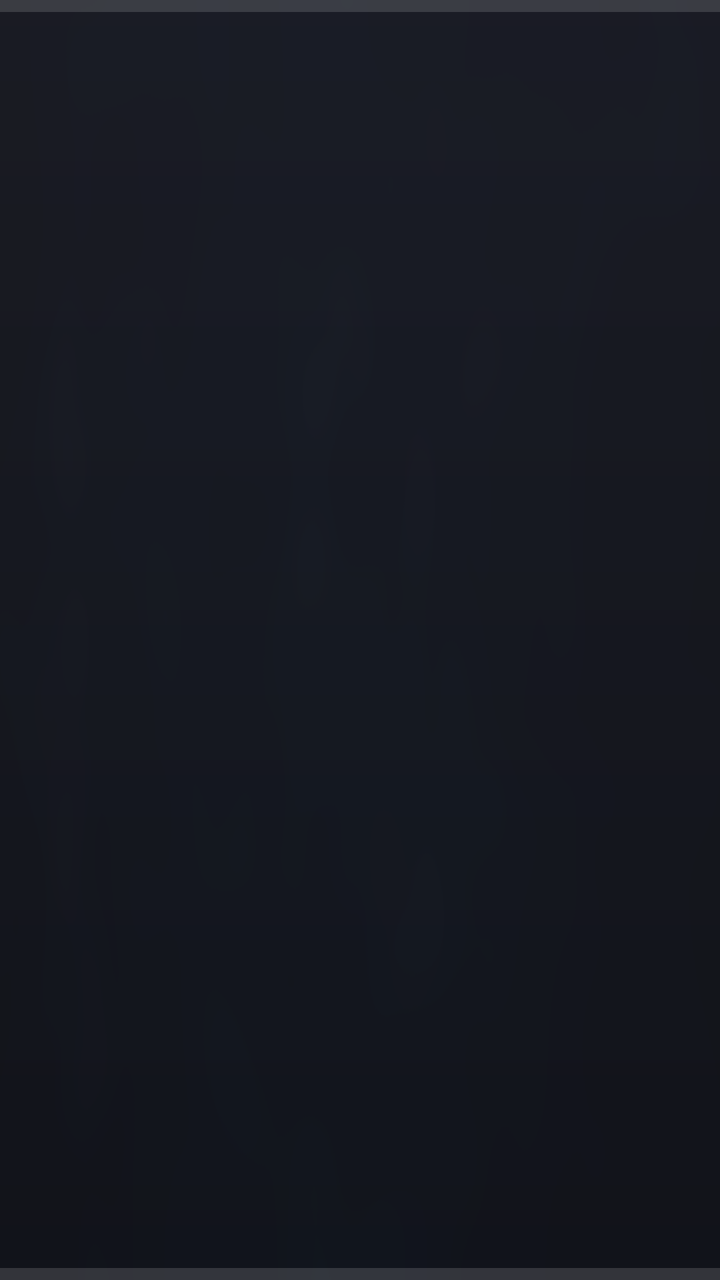
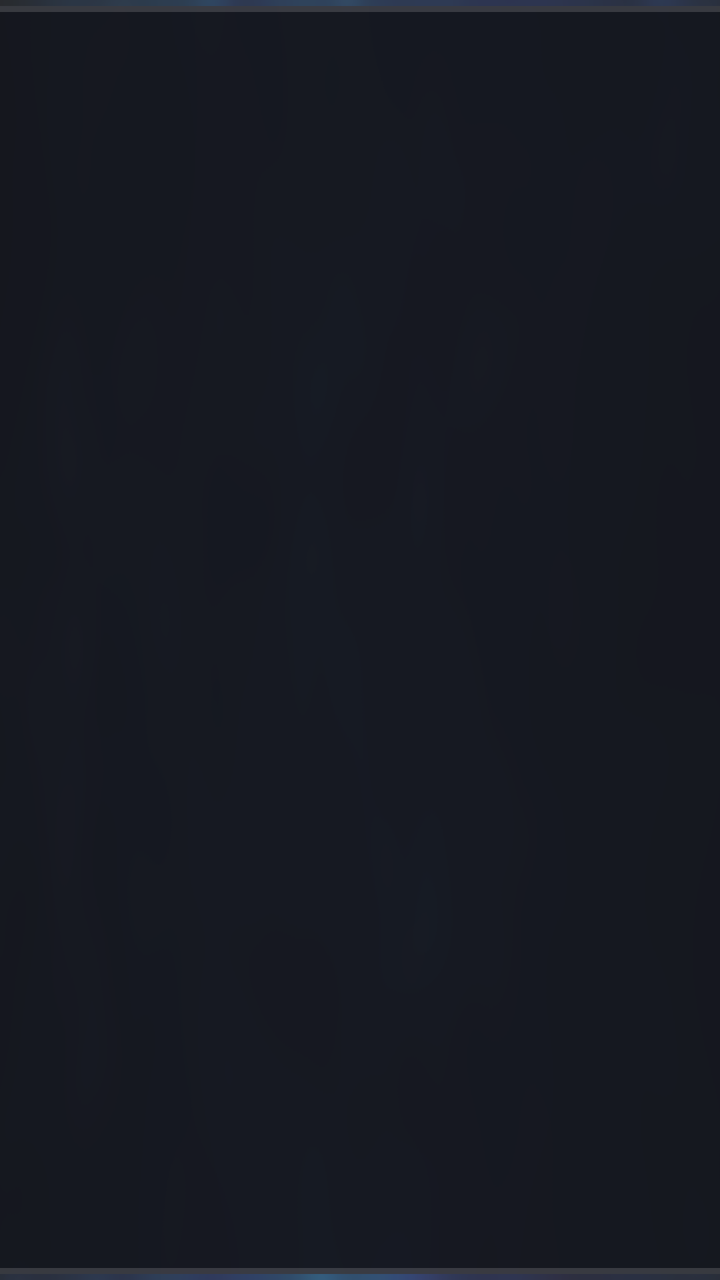

Screens rendered from an Android XML layout before and after an edit, with the pre-edit source and the edit as a unified diff.
<!-- AndroidManifest.xml: application theme AppTheme.NoActionBar -->
<!-- res/layout/dialog_live_password.xml -->
<?xml version="1.0" encoding="utf-8"?>
<FrameLayout xmlns:android="http://schemas.android.com/apk/res/android"
    android:layout_width="match_parent"
    android:layout_height="match_parent">

    <LinearLayout
        android:layout_width="@dimen/vs_480"
        android:layout_height="wrap_content"
        android:layout_gravity="center"
        android:background="@drawable/shape_dialog_bg_main"
        android:orientation="vertical"
        android:padding="@dimen/vs_30">

        <TextView
            android:layout_width="match_parent"
            android:layout_height="wrap_content"
            android:layout_marginBottom="@dimen/vs_15"
            android:text="直播密码"
            android:textColor="@color/color_FFFFFF"
            android:textSize="@dimen/ts_24"
            android:textStyle="bold" />

        <EditText
            android:id="@+id/input"
            android:layout_width="match_parent"
            android:layout_height="@dimen/vs_50"
            android:background="@drawable/input_dialog_api_input"
            android:gravity="center_vertical"
            android:hint="请输入密码"
            android:inputType="textPassword"
            android:maxLines="1"
            android:paddingLeft="@dimen/vs_12"
            android:paddingRight="@dimen/vs_12"
            android:textColor="@color/color_FFFFFF"
            android:textColorHint="@color/color_6CFFFFFF"
            android:textSize="@dimen/ts_24" />

        <TextView
            android:id="@+id/inputSubmit"
            android:layout_width="@dimen/vs_120"
            android:layout_height="@dimen/vs_40"
            android:layout_gravity="end"
            android:layout_marginTop="@dimen/vs_20"
            android:background="@drawable/button_dialog_main"
            android:focusable="true"
            android:gravity="center"
            android:text="确定"
            android:textColor="@color/color_FFFFFF"
            android:textSize="@dimen/ts_22" />

    </LinearLayout>
</FrameLayout>
<!-- resources referenced by this layout -->
<resources>
  <color name="color_FFFFFF">#ffffffff</color>
  <dimen name="ts_22">22mm</dimen>
  <dimen name="ts_24">24mm</dimen>
  <dimen name="vs_12">12mm</dimen>
  <dimen name="vs_120">120mm</dimen>
  <dimen name="vs_15">15mm</dimen>
  <dimen name="vs_20">20mm</dimen>
  <dimen name="vs_30">30mm</dimen>
  <dimen name="vs_40">40mm</dimen>
  <dimen name="vs_480">480mm</dimen>
  <dimen name="vs_50">50mm</dimen>
  <!-- drawable button_dialog_main (drawable) -->
  <?xml version="1.0" encoding="utf-8"?>
  <selector xmlns:android="http://schemas.android.com/apk/res/android">
      <item android:state_enabled="false">
          <shape>
              <corners android:radius="@dimen/vs_12" />
              <solid android:color="#0DFFFFFF" />
              <stroke android:width="@dimen/vs_1" android:color="#14FFFFFF" />
          </shape>
      </item>
      <item android:state_pressed="true">
          <shape>
              <corners android:radius="@dimen/vs_12" />
              <solid android:color="#59FFFFFF" />
              <stroke android:width="@dimen/vs_2" android:color="#FFFFFFFF" />
          </shape>
      </item>
      <item android:state_focused="true">
          <shape>
              <corners android:radius="@dimen/vs_12" />
              <solid android:color="#3DFFFFFF" />
              <stroke android:width="@dimen/vs_2" android:color="#E6FFFFFF" />
          </shape>
      </item>
      <item android:state_selected="true">
          <shape>
              <corners android:radius="@dimen/vs_12" />
              <solid android:color="#2BFFFFFF" />
              <stroke android:width="@dimen/vs_1" android:color="#73FFFFFF" />
          </shape>
      </item>
      <item>
          <shape>
              <corners android:radius="@dimen/vs_12" />
              <solid android:color="#18FFFFFF" />
              <stroke android:width="@dimen/vs_1" android:color="#2EFFFFFF" />
          </shape>
      </item>
  </selector>
  <!-- drawable input_dialog_api_input (drawable) -->
  <?xml version="1.0" encoding="utf-8"?>
  <selector xmlns:android="http://schemas.android.com/apk/res/android">
      <item android:state_focused="true">
          <layer-list>
              <item android:bottom="@dimen/vs_5" android:left="@dimen/vs_20_" android:right="@dimen/vs_20_" android:top="@dimen/vs_20_">
                  <shape android:shape="rectangle">
                      <corners android:radius="8mm" />
                      <stroke android:width="@dimen/vs_2" android:color="#A6FFFFFF" />
                      <solid android:color="@color/color_dialog_field" />
                  </shape>
              </item>
          </layer-list>
      </item>
      <item android:state_focused="false">
          <layer-list>
              <item android:bottom="@dimen/vs_5" android:left="@dimen/vs_20_" android:right="@dimen/vs_20_" android:top="@dimen/vs_20_">
                  <shape android:shape="rectangle">
                      <corners android:radius="8mm" />
                      <stroke android:width="@dimen/vs_1" android:color="@color/color_rail_stroke" />
                      <solid android:color="@color/color_dialog_field" />
                  </shape>
              </item>
          </layer-list>
      </item>
  </selector>
  <!-- drawable shape_dialog_bg_main (drawable) -->
  <?xml version="1.0" encoding="utf-8"?>
  <layer-list xmlns:android="http://schemas.android.com/apk/res/android">
      <item>
          <shape>
              <corners android:radius="@dimen/radius_20" />
              <gradient
                  android:angle="270"
                  android:startColor="#F21A1C24"
                  android:endColor="#F2111319" />
          </shape>
      </item>
      <item>
          <shape>
              <corners android:radius="@dimen/radius_20" />
              <stroke
                  android:width="@dimen/vs_1"
                  android:color="#24FFFFFF" />
          </shape>
      </item>
  </layer-list>
  <dimen name="vs_1">1mm</dimen>
  <dimen name="vs_2">2mm</dimen>
  <dimen name="vs_5">5mm</dimen>
  <dimen name="vs_20_">-20mm</dimen>
  <dimen name="radius_20">20mm</dimen>
  <!-- unchanged entries left out for length: 5 -->
</resources>

<!-- the commit's change to res/layout/dialog_live_password.xml (unified diff, before → after) -->
@@ -43,6 +43,7 @@
             android:layout_marginTop="@dimen/vs_20"
             android:background="@drawable/button_dialog_main"
             android:focusable="true"
+            android:minHeight="@dimen/vs_44"
             android:gravity="center"
             android:text="确定"
             android:textColor="@color/color_FFFFFF"
<!-- resource entries referenced after the edit -->
@@ -9,6 +9,7 @@
   <dimen name="vs_20">20mm</dimen>
   <dimen name="vs_30">30mm</dimen>
   <dimen name="vs_40">40mm</dimen>
+  <dimen name="vs_44">44mm</dimen>
   <dimen name="vs_480">480mm</dimen>
   <dimen name="vs_50">50mm</dimen>
   <!-- drawable button_dialog_main (drawable) -->
@@ -16,35 +17,35 @@
   <selector xmlns:android="http://schemas.android.com/apk/res/android">
       <item android:state_enabled="false">
           <shape>
-              <corners android:radius="@dimen/vs_12" />
+              <corners android:radius="@dimen/vs_10" />
               <solid android:color="#0DFFFFFF" />
               <stroke android:width="@dimen/vs_1" android:color="#14FFFFFF" />
           </shape>
       </item>
       <item android:state_pressed="true">
           <shape>
-              <corners android:radius="@dimen/vs_12" />
+              <corners android:radius="@dimen/vs_10" />
               <solid android:color="#59FFFFFF" />
               <stroke android:width="@dimen/vs_2" android:color="#FFFFFFFF" />
           </shape>
       </item>
       <item android:state_focused="true">
           <shape>
-              <corners android:radius="@dimen/vs_12" />
+              <corners android:radius="@dimen/vs_10" />
               <solid android:color="#3DFFFFFF" />
               <stroke android:width="@dimen/vs_2" android:color="#E6FFFFFF" />
           </shape>
       </item>
       <item android:state_selected="true">
           <shape>
-              <corners android:radius="@dimen/vs_12" />
+              <corners android:radius="@dimen/vs_10" />
               <solid android:color="#2BFFFFFF" />
               <stroke android:width="@dimen/vs_1" android:color="#73FFFFFF" />
           </shape>
       </item>
       <item>
           <shape>
-              <corners android:radius="@dimen/vs_12" />
+              <corners android:radius="@dimen/vs_10" />
               <solid android:color="#18FFFFFF" />
               <stroke android:width="@dimen/vs_1" android:color="#2EFFFFFF" />
           </shape>
@@ -54,53 +55,32 @@
   <?xml version="1.0" encoding="utf-8"?>
   <selector xmlns:android="http://schemas.android.com/apk/res/android">
       <item android:state_focused="true">
-          <layer-list>
-              <item android:bottom="@dimen/vs_5" android:left="@dimen/vs_20_" android:right="@dimen/vs_20_" android:top="@dimen/vs_20_">
-                  <shape android:shape="rectangle">
-                      <corners android:radius="8mm" />
-                      <stroke android:width="@dimen/vs_2" android:color="#A6FFFFFF" />
-                      <solid android:color="@color/color_dialog_field" />
-                  </shape>
-              </item>
-          </layer-list>
+          <shape android:shape="rectangle">
+              <corners android:radius="10mm" />
+              <stroke android:width="2mm" android:color="#D9FFFFFF" />
+              <solid android:color="#1EFFFFFF" />
+          </shape>
       </item>
-      <item android:state_focused="false">
-          <layer-list>
-              <item android:bottom="@dimen/vs_5" android:left="@dimen/vs_20_" android:right="@dimen/vs_20_" android:top="@dimen/vs_20_">
-                  <shape android:shape="rectangle">
-                      <corners android:radius="8mm" />
-                      <stroke android:width="@dimen/vs_1" android:color="@color/color_rail_stroke" />
-                      <solid android:color="@color/color_dialog_field" />
-                  </shape>
-              </item>
-          </layer-list>
+      <item>
+          <shape android:shape="rectangle">
+              <corners android:radius="10mm" />
+              <stroke android:width="1mm" android:color="@color/color_rail_stroke" />
+              <solid android:color="@color/color_dialog_field" />
+          </shape>
       </item>
   </selector>
   <!-- drawable shape_dialog_bg_main (drawable) -->
   <?xml version="1.0" encoding="utf-8"?>
-  <layer-list xmlns:android="http://schemas.android.com/apk/res/android">
-      <item>
-          <shape>
-              <corners android:radius="@dimen/radius_20" />
-              <gradient
-                  android:angle="270"
-                  android:startColor="#F21A1C24"
-                  android:endColor="#F2111319" />
-          </shape>
-      </item>
-      <item>
-          <shape>
-              <corners android:radius="@dimen/radius_20" />
-              <stroke
-                  android:width="@dimen/vs_1"
-                  android:color="#24FFFFFF" />
-          </shape>
-      </item>
-  </layer-list>
+  <shape xmlns:android="http://schemas.android.com/apk/res/android">
+      <corners android:radius="@dimen/radius_20" />
+      <solid android:color="#F2171920" />
+      <stroke
+          android:width="@dimen/vs_1"
+          android:color="#26FFFFFF" />
+  </shape>
+  <dimen name="vs_10">10mm</dimen>
   <dimen name="vs_1">1mm</dimen>
   <dimen name="vs_2">2mm</dimen>
-  <dimen name="vs_5">5mm</dimen>
-  <dimen name="vs_20_">-20mm</dimen>
   <dimen name="radius_20">20mm</dimen>
   <!-- unchanged entries left out for length: 5 -->
 </resources>
